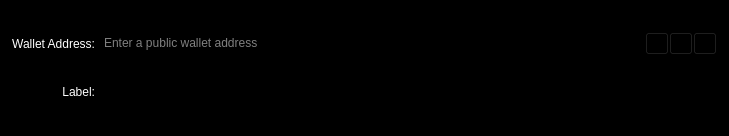
Old version of the form src/qt/forms/multisigaddressentry.ui in the repository duality-solutions/Sequence.
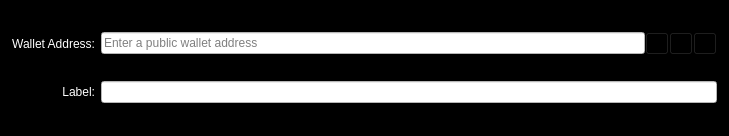
New version of the form. Icons and pictures are not drawn. Custom widgets are drawn as their Qt base class.

Commit message: Make fields white

```diff
--- a/src/qt/forms/multisigaddressentry.ui
+++ b/src/qt/forms/multisigaddressentry.ui
@@ -47,6 +47,10 @@
        <property name="toolTip">
         <string>The public wallet address</string>
        </property>
+       <property name="styleSheet">
+        <string notr="true">color: rgb(0, 0, 0);
+background-color: rgb(255, 255, 255);</string>
+       </property>
        <property name="placeholderText">
         <string>Enter a public wallet address</string>
        </property>
@@ -120,6 +124,10 @@
      <property name="toolTip">
       <string>Address associated to the public key</string>
      </property>
+     <property name="styleSheet">
+      <string notr="true">color: rgb(0, 0, 0);
+background-color: rgb(255, 255, 255);</string>
+     </property>
      <property name="readOnly">
       <bool>true</bool>
      </property>
```
